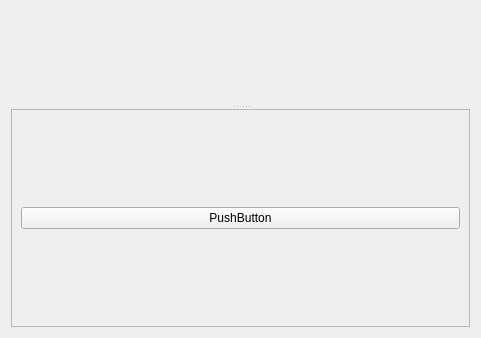
The window that src/GUI/PinTracerUI/MultiWindowViewWidget.ui (h3xduck/TaintBlade) describes before a commit, drawn with Qt 5.
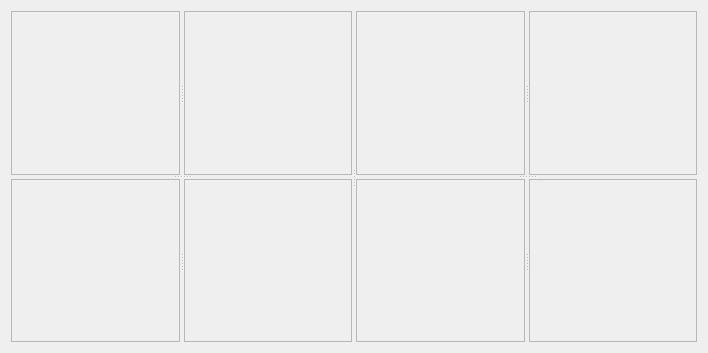
The same window after the commit.

Commit message: Finished multi window widget splitting

The edit to the form file:
```diff
--- a/src/GUI/PinTracerUI/MultiWindowViewWidget.ui
+++ b/src/GUI/PinTracerUI/MultiWindowViewWidget.ui
@@ -6,8 +6,8 @@
    <rect>
     <x>0</x>
     <y>0</y>
-    <width>481</width>
-    <height>338</height>
+    <width>708</width>
+    <height>353</height>
    </rect>
   </property>
   <property name="sizePolicy">
@@ -23,27 +23,109 @@
    <item>
     <widget class="QSplitter" name="splitter">
      <property name="orientation">
-      <enum>Qt::Vertical</enum>
+      <enum>Qt::Horizontal</enum>
      </property>
-     <widget class="QFrame" name="frameUp">
-      <layout class="QVBoxLayout" name="verticalLayout_4"/>
+     <widget class="QSplitter" name="level2HSplitterLeft">
+      <property name="orientation">
+       <enum>Qt::Vertical</enum>
+      </property>
+      <widget class="QSplitter" name="level3VSplitterLeftUp">
+       <property name="orientation">
+        <enum>Qt::Horizontal</enum>
+       </property>
+       <widget class="QFrame" name="frameLeftUpLeft">
+        <property name="frameShape">
+         <enum>QFrame::StyledPanel</enum>
+        </property>
+        <property name="frameShadow">
+         <enum>QFrame::Raised</enum>
+        </property>
+        <layout class="QVBoxLayout" name="verticalLayout_3"/>
+       </widget>
+       <widget class="QFrame" name="frameLeftUpRight">
+        <property name="frameShape">
+         <enum>QFrame::StyledPanel</enum>
+        </property>
+        <property name="frameShadow">
+         <enum>QFrame::Raised</enum>
+        </property>
+        <layout class="QVBoxLayout" name="verticalLayout_4"/>
+       </widget>
+      </widget>
+      <widget class="QSplitter" name="level3VSplitterLeftDown">
+       <property name="orientation">
+        <enum>Qt::Horizontal</enum>
+       </property>
+       <widget class="QFrame" name="frameLeftDownLeft">
+        <property name="frameShape">
+         <enum>QFrame::StyledPanel</enum>
+        </property>
+        <property name="frameShadow">
+         <enum>QFrame::Raised</enum>
+        </property>
+        <layout class="QVBoxLayout" name="verticalLayout_7"/>
+       </widget>
+       <widget class="QFrame" name="frameLeftDownRight">
+        <property name="frameShape">
+         <enum>QFrame::StyledPanel</enum>
+        </property>
+        <property name="frameShadow">
+         <enum>QFrame::Raised</enum>
+        </property>
+        <layout class="QVBoxLayout" name="verticalLayout_5"/>
+       </widget>
+      </widget>
      </widget>
-     <widget class="QFrame" name="frameDown">
-      <property name="frameShape">
-       <enum>QFrame::StyledPanel</enum>
+     <widget class="QSplitter" name="level2HSplitterRight">
+      <property name="orientation">
+       <enum>Qt::Vertical</enum>
       </property>
-      <property name="frameShadow">
-       <enum>QFrame::Raised</enum>
-      </property>
-      <layout class="QVBoxLayout" name="verticalLayout_3">
-       <item>
-        <widget class="QPushButton" name="pushButton_2">
-         <property name="text">
-          <string>PushButton</string>
-         </property>
-        </widget>
-       </item>
-      </layout>
+      <widget class="QSplitter" name="level3VSplitterRightUp">
+       <property name="orientation">
+        <enum>Qt::Horizontal</enum>
+       </property>
+       <widget class="QFrame" name="frameRightUpLeft">
+        <property name="frameShape">
+         <enum>QFrame::StyledPanel</enum>
+        </property>
+        <property name="frameShadow">
+         <enum>QFrame::Raised</enum>
+        </property>
+        <layout class="QVBoxLayout" name="verticalLayout_11"/>
+       </widget>
+       <widget class="QFrame" name="frameRightUpRight">
+        <property name="frameShape">
+         <enum>QFrame::StyledPanel</enum>
+        </property>
+        <property name="frameShadow">
+         <enum>QFrame::Raised</enum>
+        </property>
+        <layout class="QVBoxLayout" name="verticalLayout_12"/>
+       </widget>
+      </widget>
+      <widget class="QSplitter" name="level3VSplitterRightDown">
+       <property name="orientation">
+        <enum>Qt::Horizontal</enum>
+       </property>
+       <widget class="QFrame" name="frameRightDownLeft">
+        <property name="frameShape">
+         <enum>QFrame::StyledPanel</enum>
+        </property>
+        <property name="frameShadow">
+         <enum>QFrame::Raised</enum>
+        </property>
+        <layout class="QVBoxLayout" name="verticalLayout_13"/>
+       </widget>
+       <widget class="QFrame" name="frameRightDownRight">
+        <property name="frameShape">
+         <enum>QFrame::StyledPanel</enum>
+        </property>
+        <property name="frameShadow">
+         <enum>QFrame::Raised</enum>
+        </property>
+        <layout class="QVBoxLayout" name="verticalLayout_14"/>
+       </widget>
+      </widget>
      </widget>
     </widget>
    </item>
```
Left out of the diff: 4 changed lines with no effect on the pictures. The commit also changes 45 other files.
